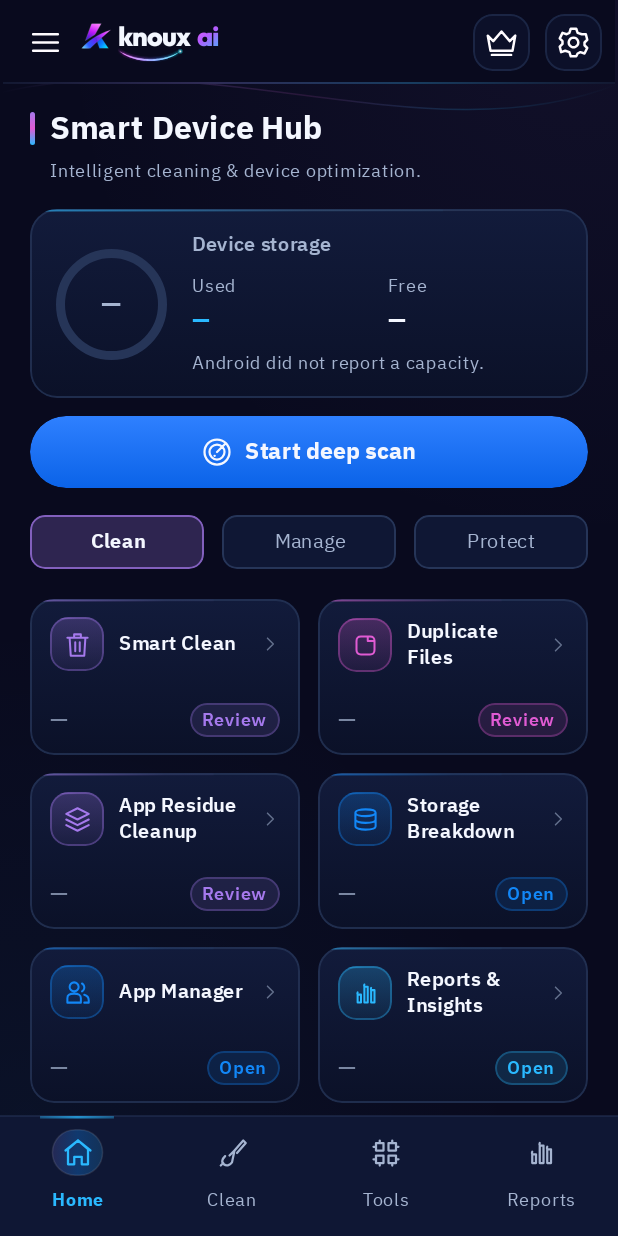
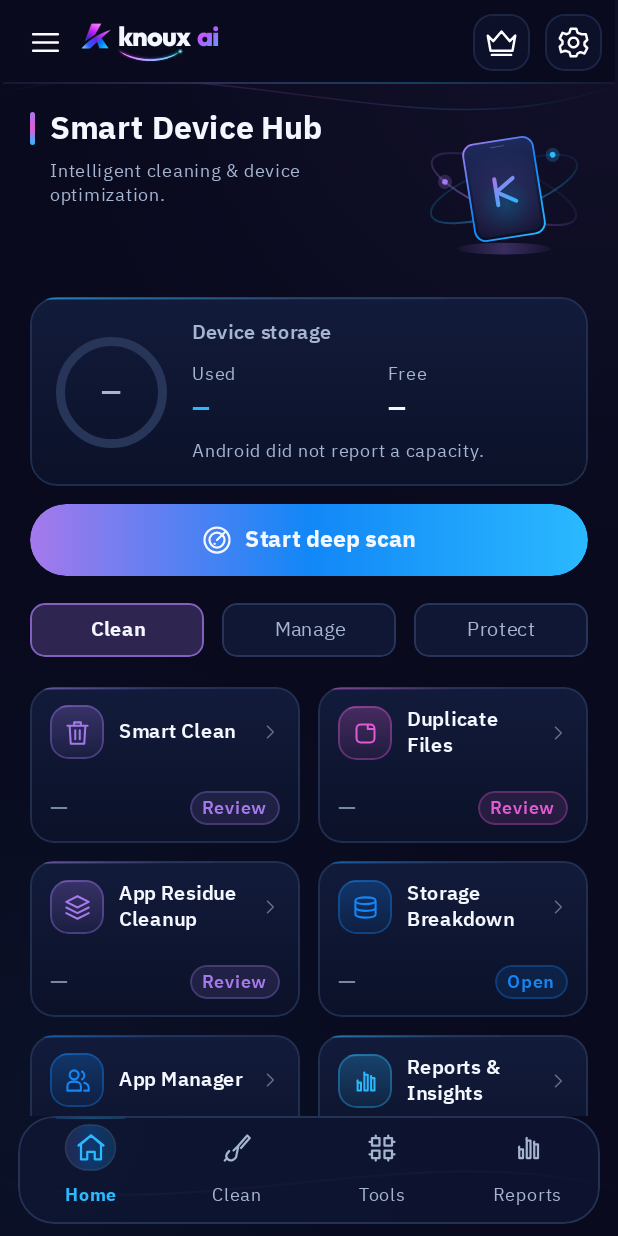
Before and after one commit to daynightae-cmyk/KNOUX-AI, an Android app built with Jetpack Compose: the @Preview function PhonePreview, on a phone screen of 412 x 824 dp. Run offline under Robolectric (Android 15) with nearby library versions, the phone set to English and light mode, and no system bars; our stand-ins replace Room's generated code.

Commit message:
wip(ui): preserve interrupted session work — DeviceHero, sequenced nav handoff, inset dock tray, brand CTA gradient
Checkpoint of unique uncommitted work found on takeover: home device
instrument, overlap-free route handoff, LTR-pinned utility chrome, inset
rounded dock, violet-blue-cyan primary surface. Preserved before the
observatory visual completion pass.

```diff
--- /dev/null
+++ b/app/src/main/java/com/knoux/ai/HeroInstrument.kt
@@ -0,0 +1,159 @@
+package com.knoux.ai
+
+import androidx.compose.animation.core.LinearEasing
+import androidx.compose.animation.core.RepeatMode
+import androidx.compose.animation.core.animateFloat
+import androidx.compose.animation.core.infiniteRepeatable
+import androidx.compose.animation.core.rememberInfiniteTransition
+import androidx.compose.animation.core.tween
+import androidx.compose.foundation.Canvas
+import androidx.compose.runtime.Composable
+import androidx.compose.runtime.getValue
+import androidx.compose.ui.Modifier
+import androidx.compose.ui.geometry.CornerRadius
+import androidx.compose.ui.geometry.Offset
+import androidx.compose.ui.geometry.Size
+import androidx.compose.ui.graphics.Brush
+import androidx.compose.ui.graphics.Color
+import androidx.compose.ui.graphics.Path
+import androidx.compose.ui.graphics.StrokeCap
+import androidx.compose.ui.graphics.drawscope.Stroke
+import androidx.compose.ui.graphics.drawscope.rotate
+import androidx.compose.ui.unit.dp
+import kotlin.math.cos
+import kotlin.math.sin
+
+/**
+ * The hub's device instrument.
+ *
+ * It is drawn, not photographed: a lit handset held inside two orbit rings whose
+ * satellites carry the brand's two colours. Nothing here encodes a measurement,
+ * so the artwork stays decorative — a real figure is always printed as a number
+ * beside it, never implied by the drawing.
+ *
+ * Motion is a slow orbit drift. It is dropped entirely when the customer turns
+ * motion off, leaving a composed still frame rather than a frozen animation.
+ */
+@Composable
+internal fun DeviceHero(modifier: Modifier = Modifier) {
+    val motion = LocalPreviewMotion.current
+    val drift = if (motion) {
+        val transition = rememberInfiniteTransition(label = "hero orbit")
+        transition.animateFloat(
+            0f, 360f,
+            infiniteRepeatable(tween(18_000, easing = LinearEasing), RepeatMode.Restart),
+            label = "orbit angle",
+        )
+    } else null
+    val angle = drift?.value ?: 318f
+
+    // Decorative: the instrument states no measurement, so it exposes no reading.
+    Canvas(modifier) {
+        val w = size.width
+        val h = size.height
+        val cx = w * 0.50f
+        val cy = h * 0.50f
+        val ringR = w * 0.46f
+
+        // Floor light: the instrument sits on a pool of the brand, not in a void.
+        drawOval(
+            Brush.radialGradient(
+                listOf(NativePalette.violet.copy(alpha = .30f), Color.Transparent),
+                center = Offset(cx, h * 0.855f),
+                radius = w * 0.34f,
+            ),
+            topLeft = Offset(cx - w * 0.28f, h * 0.82f),
+            size = Size(w * 0.56f, h * 0.07f),
+        )
+
+        // Two tilted orbits, each with one travelling satellite. The rings are drawn
+        // bright enough to read as rails, so the satellites sit on a visible path.
+        listOf(-20f to NativePalette.cyan, 22f to NativePalette.violet).forEachIndexed { index, (tilt, tint) ->
+            rotate(tilt, pivot = Offset(cx, cy)) {
+                drawOval(
+                    Brush.sweepGradient(
+                        listOf(
+                            tint.copy(alpha = .10f),
+                            tint.copy(alpha = .85f),
+                            tint.copy(alpha = .20f),
+                            Color.Transparent,
+                            tint.copy(alpha = .10f),
+                        ),
+                        center = Offset(cx, cy),
+                    ),
+                    topLeft = Offset(cx - ringR, cy - ringR * 0.30f),
+                    size = Size(ringR * 2f, ringR * 0.60f),
+                    style = Stroke(width = w * 0.012f, cap = StrokeCap.Round),
+                )
+                val satellite = angle + if (index == 0) 0f else 180f
+                val sx = cx + ringR * cos(Math.toRadians(satellite.toDouble())).toFloat()
+                val sy = cy + ringR * 0.30f * sin(Math.toRadians(satellite.toDouble())).toFloat()
+                drawCircle(tint.copy(alpha = .22f), w * 0.042f, Offset(sx, sy))
+                drawCircle(tint, w * 0.017f, Offset(sx, sy))
+            }
+        }
+
+        // The handset: a lit slab with a gradient rim and a real screen inset.
+        rotate(-9f, pivot = Offset(cx, cy)) {
+            val bodyW = w * 0.42f
+            val bodyH = h * 0.58f
+            val body = Offset(cx - bodyW / 2f, cy - bodyH / 2f)
+            val screen = CornerRadius(w * 0.065f, w * 0.065f)
+            drawRoundRect(
+                Brush.verticalGradient(
+                    listOf(Color(0xFF1E2A5C), Color(0xFF0A0F26)),
+                    startY = body.y, endY = body.y + bodyH,
+                ),
+                topLeft = body, size = Size(bodyW, bodyH), cornerRadius = screen,
+            )
+            drawRoundRect(
+                Brush.linearGradient(
+                    listOf(NativePalette.violet, NativePalette.blue, NativePalette.cyan),
+                    start = Offset(body.x, body.y), end = Offset(body.x + bodyW, body.y + bodyH),
+                ),
+                topLeft = body, size = Size(bodyW, bodyH), cornerRadius = screen,
+                style = Stroke(width = w * 0.011f),
+            )
+            // Screen bloom, cast from the lower edge like the reference field.
+            val inset = w * 0.020f
+            drawRoundRect(
+                Brush.radialGradient(
+                    listOf(NativePalette.cyan.copy(alpha = .26f), NativePalette.violet.copy(alpha = .10f), Color.Transparent),
+                    center = Offset(cx, cy + bodyH * 0.16f),
+                    radius = bodyW * 0.80f,
+                ),
+                topLeft = Offset(body.x + inset, body.y + inset),
+                size = Size(bodyW - inset * 2f, bodyH - inset * 2f),
+                cornerRadius = CornerRadius(w * 0.050f, w * 0.050f),
+            )
+            // Earpiece slot: one honest hardware detail, so the slab reads as a handset.
+            drawRoundRect(
+                Color.White.copy(alpha = .22f),
+                topLeft = Offset(cx - bodyW * 0.10f, body.y + bodyH * 0.055f),
+                size = Size(bodyW * 0.20f, bodyH * 0.010f),
+                cornerRadius = CornerRadius(w * 0.006f, w * 0.006f),
+            )
+            // The traced K, at the scale of a mark rather than a logo lockup.
+            val kx = cx
+            val ky = cy + bodyH * 0.02f
+            val stem = bodyH * 0.135f
+            val mark = Path().apply {
+                moveTo(kx - bodyW * 0.115f, ky - stem)
+                lineTo(kx - bodyW * 0.115f, ky + stem)
+                moveTo(kx - bodyW * 0.115f, ky)
+                lineTo(kx + bodyW * 0.145f, ky - stem * 0.88f)
+                moveTo(kx - bodyW * 0.115f, ky)
+                lineTo(kx + bodyW * 0.145f, ky + stem * 0.88f)
+            }
+            drawPath(
+                mark,
+                Brush.linearGradient(
+                    listOf(NativePalette.violet, NativePalette.cyan),
+                    start = Offset(kx - bodyW * 0.115f, ky - stem),
+                    end = Offset(kx + bodyW * 0.145f, ky + stem),
+                ),
+                style = Stroke(width = w * 0.024f, cap = StrokeCap.Round),
+            )
+        }
+    }
+}
--- a/app/src/main/java/com/knoux/ai/KnouxComponents.kt
+++ b/app/src/main/java/com/knoux/ai/KnouxComponents.kt
@@ -363,7 +363,11 @@ internal fun AccentButton(action: Action, modifier: Modifier = Modifier, primary
     } else null
     val surface = when {
         native && primary && enabled -> Modifier.background(
-            Brush.verticalGradient(listOf(Color(0xFF2F80FF), Color(0xFF0B63E8))),
+            // Approved primary action: the brand runs violet into blue into cyan
+            // across the pill, left to right, matching the reference CTA.
+            Brush.horizontalGradient(
+                listOf(NativePalette.violet, NativePalette.blue, NativePalette.cyan),
+            ),
             RoundedCornerShape(28.dp),
         )
         native && enabled -> Modifier.background(NativePalette.card)
--- a/app/src/main/java/com/knoux/ai/KnouxScaffold.kt
+++ b/app/src/main/java/com/knoux/ai/KnouxScaffold.kt
@@ -225,7 +225,10 @@ internal fun PrimaryAction(action: Action, enabled: Boolean = true, onClick: ()
     val fill = when {
         !enabled -> Modifier.background(if (native) NativePalette.raised else KnouxColors.surfaceVariant)
         native -> Modifier.background(
-            Brush.verticalGradient(listOf(Color(0xFF2F80FF), Color(0xFF0B63E8)))
+            // Same primary surface as AccentButton: violet into blue into cyan.
+            Brush.horizontalGradient(
+                listOf(NativePalette.violet, NativePalette.blue, NativePalette.cyan),
+            )
         )
         else -> Modifier.primarySurface(null, null)
     }
--- a/app/src/main/java/com/knoux/ai/MainActivity.kt
+++ b/app/src/main/java/com/knoux/ai/MainActivity.kt
@@ -23,12 +23,12 @@ import androidx.compose.animation.EnterTransition
 import androidx.compose.animation.ExitTransition
 import androidx.compose.animation.animateColorAsState
 import androidx.compose.animation.core.Animatable
+import androidx.compose.animation.core.LinearEasing
 import androidx.compose.animation.core.animateFloatAsState
 import androidx.compose.animation.core.tween
 import androidx.compose.animation.fadeIn
 import androidx.compose.animation.fadeOut
 import androidx.compose.animation.scaleIn
-import androidx.compose.animation.scaleOut
 import androidx.compose.animation.slideInHorizontally
 import androidx.compose.foundation.background
 import androidx.compose.foundation.border
@@ -90,6 +90,13 @@ import kotlin.math.exp
 import kotlin.math.sin
 
 internal val Close = Copy(R.string.k_close)
+
+/**
+ * Duration, in milliseconds, of the exit leg of a route handoff. The incoming
+ * route holds at alpha 0 for exactly this long, so the two pages are never both
+ * visible. Keep this in step with the exit transitions in the NavHost below.
+ */
+private const val HandoffMillis = 110
 
 internal data class DebugVisit(val page: Page, val number: Int, val still: Boolean)
 internal class PreviewPreferences(private val state: SavedStateHandle) : ViewModel() {
@@ -437,23 +444,32 @@ private fun KnouxAppScaffold(
                     KnouxTopBar(page, { headerSheet = HeaderSheet.MENU }, back, { headerSheet = HeaderSheet.PRO },
                         { headerSheet = HeaderSheet.SETTINGS })
                     NavHost(navController = nav, startDestination = Page.HOME.id, modifier = Modifier.weight(1f),
+                        // The routes paint no background of their own, so a conventional
+                        // cross-fade composites two legible screens on top of each other for
+                        // ~200 ms. That is the reported overlap regression. The handoff below
+                        // is sequenced instead: the outgoing page is fully gone before the
+                        // incoming page begins to fade, so at most one screen is ever legible.
                         enterTransition = {
-                            if (!navMotion) EnterTransition.None
-                            else fadeIn(tween(230)) + scaleIn(tween(290), initialScale = 0.96f) +
-                                slideInHorizontally(tween(280)) { it / 20 }
+                            if (!navMotion) EnterTransition.None else {
+                                fadeIn(tween(220, delayMillis = HandoffMillis)) +
+                                    scaleIn(tween(300, delayMillis = HandoffMillis), initialScale = 0.97f) +
+                                    slideInHorizontally(tween(300, delayMillis = HandoffMillis)) { it / 24 }
+                            }
                         },
                         exitTransition = {
                             if (!navMotion) ExitTransition.None
-                            else fadeOut(tween(160)) + scaleOut(tween(180), targetScale = 0.97f)
+                            else fadeOut(tween(HandoffMillis, easing = LinearEasing))
                         },
                         popEnterTransition = {
-                            if (!navMotion) EnterTransition.None
-                            else fadeIn(tween(230)) + scaleIn(tween(290), initialScale = 0.97f) +
-                                slideInHorizontally(tween(280)) { -it / 20 }
+                            if (!navMotion) EnterTransition.None else {
+                                fadeIn(tween(220, delayMillis = HandoffMillis)) +
+                                    scaleIn(tween(300, delayMillis = HandoffMillis), initialScale = 0.98f) +
+                                    slideInHorizontally(tween(300, delayMillis = HandoffMillis)) { -it / 24 }
+                            }
                         },
                         popExitTransition = {
                             if (!navMotion) ExitTransition.None
-                            else fadeOut(tween(160)) + scaleOut(tween(180), targetScale = 0.95f)
+                            else fadeOut(tween(HandoffMillis, easing = LinearEasing))
                         }
                     ) {
                         Page.entries.forEach { target ->
@@ -684,7 +700,10 @@ private fun ProSheet() {
 
 @Composable
 internal fun IconControl(mark: Mark, label: String, tag: String, onClick: () -> Unit, plated: Boolean = false) {
-    val mirror = LocalArabic.current && (mark == Mark.BACK || mark == Mark.NEXT)
+    // Mirroring follows the direction this control is actually laid out in, not the
+    // content language. The utility bar is pinned LTR, so its back arrow must point
+    // left even on the Arabic surface, while mirrored content rows still flip.
+    val mirror = LocalLayoutDirection.current == LayoutDirection.Rtl && (mark == Mark.BACK || mark == Mark.NEXT)
     val interaction = remember { MutableInteractionSource() }
     val pressed by interaction.collectIsPressedAsState()
     val scale by animateFloatAsState(if (pressed) .92f else 1f, tween(110), label = "icon press")
@@ -740,6 +759,11 @@ private fun KnouxTopBar(page: Page, menu: () -> Unit, back: () -> Unit, pro: ()
     BoxWithConstraints(Modifier.fillMaxWidth()) {
         val compactHeader = maxWidth < 460.dp || LocalDensity.current.fontScale > 1.18f
         val barShape = RoundedCornerShape(if (native) 0.dp else 20.dp)
+        // The approved references keep the utility chrome left-to-right even where the
+        // content is Arabic: brand lockup left, Pro beside it, gear at the trailing edge.
+        // Pinning the bar's own direction holds that contract in RTL locales without
+        // mirroring the page content, which keeps its own reading direction.
+        CompositionLocalProvider(LocalLayoutDirection provides LayoutDirection.Ltr) {
         Row(
             Modifier
                 .fillMaxWidth()
@@ -776,7 +800,6 @@ private fun KnouxTopBar(page: Page, menu: () -> Unit, back: () -> Unit, pro: ()
         if (page == Page.HOME) IconControl(Mark.MENU, (Copy(R.string.k_menu)).localized(), "menu", menu)
         else IconControl(Mark.BACK, (Copy(R.string.k_back_2)).localized(), "back", back)
         Box(Modifier.weight(1f), contentAlignment = Alignment.CenterStart) {
-            CompositionLocalProvider(LocalLayoutDirection provides LayoutDirection.Ltr) {
             Row(
                 verticalAlignment = Alignment.CenterVertically,
                 horizontalArrangement = Arrangement.spacedBy(5.dp),
@@ -819,7 +842,6 @@ private fun KnouxTopBar(page: Page, menu: () -> Unit, back: () -> Unit, pro: ()
                 }
             }
         }
-        }
         if (compactHeader) {
             IconControl(Mark.CROWN, (Copy(R.string.k_knoux_ai_pro)).localized(), "pro", pro, plated = true)
         } else if (!LocalRoomy.current) {
@@ -842,6 +864,7 @@ private fun KnouxTopBar(page: Page, menu: () -> Unit, back: () -> Unit, pro: ()
         IconControl(Mark.GEAR, (Copy(R.string.k_settings)).localized(), "settings", settings, plated = true)
         }
         }
+    }
 
     // Dev Access Dialog - triggered by 5 quick taps on the logo
     if (showDevAccess) {
@@ -858,12 +881,14 @@ private fun KnouxBottomNavigation(selected: Page, open: (Page) -> Unit) {
     val native = LocalNativeApp.current
     val notifCounts = SectionNotifier.counts
     val container = if (native) {
-        // Figma bottom dock: one full-width 80dp container, hairline above,
-        // four equal 90dp destinations. It is not a floating glass pill.
-        Modifier.fillMaxWidth().background(NativePalette.card)
-            .drawBehind {
-                drawLine(NativePalette.border, Offset(0f, 0f), Offset(size.width, 0f), strokeWidth = 1f)
-            }
+        // Approved dock: an inset rounded tray, not a flush full-width bar. The side
+        // inset, bottom gap and 24dp radius follow the references; the four destinations
+        // stay evenly divided inside it and it remains one fixed rail over the content.
+        val tray = RoundedCornerShape(24.dp)
+        Modifier.fillMaxWidth().padding(start = 12.dp, end = 12.dp, bottom = 8.dp)
+            .clip(tray)
+            .background(NativePalette.card.copy(alpha = .78f), tray)
+            .border(1.dp, NativePalette.border.copy(alpha = .90f), tray)
     } else Modifier.fillMaxWidth().padding(horizontal = 10.dp, vertical = 5.dp).glass(25)
     Row(container.selectableGroup().padding(if (native) 0.dp else 3.dp),
         horizontalArrangement = if (native) Arrangement.spacedBy(0.dp) else Arrangement.spacedBy(2.dp)) {
@@ -880,7 +905,7 @@ private fun KnouxBottomNavigation(selected: Page, open: (Page) -> Unit) {
             )
             val iconScale by animateFloatAsState(if (active && !native) 1.05f else 1f, tween(230), label = "tab icon")
             Column(
-                Modifier.weight(1f).heightIn(min = if (native) 80.dp else 48.dp)
+                Modifier.weight(1f).heightIn(min = if (native) 72.dp else 48.dp)
                     .testTag("tab-${tab.id}")
                     .clip(RoundedCornerShape(if (native) 0.dp else 20.dp))
                     .drawBehind {
@@ -949,7 +974,7 @@ private fun KnouxBottomNavigation(selected: Page, open: (Page) -> Unit) {
                     tabTitle(tab).localized(), 11, tone,
                     if (active) FontWeight.Bold else FontWeight.Normal,
                     align = TextAlign.Center,
-                    modifier = Modifier.padding(top = if (native) 3.dp else 0.dp, bottom = if (native) 10.dp else 0.dp),
+                    modifier = Modifier.padding(top = if (native) 3.dp else 0.dp, bottom = if (native) 8.dp else 0.dp),
                 )
             }
         }
--- a/app/src/main/java/com/knoux/ai/MasterScreens.kt
+++ b/app/src/main/java/com/knoux/ai/MasterScreens.kt
@@ -390,10 +390,18 @@ private fun NativeHubScreen(measures: List<HubMeasure>, open: (Page) -> Unit) {
         Modifier.fillMaxSize().verticalScroll(rememberScrollState())
             .padding(horizontal = NativeSpace.edge),
     ) {
-        NativeScreenTitle(
-            Copy(R.string.home_title), Copy(R.string.home_subtitle), "screen-home",
+        // Title and instrument share one band: the wordmark-side text keeps the
+        // reading edge, the drawn device sits on the open side of the field.
+        Row(
             Modifier.fillMaxWidth().padding(top = 14.dp),
-        )
+            verticalAlignment = Alignment.Top,
+        ) {
+            NativeScreenTitle(
+                Copy(R.string.home_title), Copy(R.string.home_subtitle), "screen-home",
+                Modifier.weight(1f),
+            )
+            DeviceHero(Modifier.padding(start = 10.dp).size(112.dp).enterRise(0))
+        }
 
         NativeStorageOverview(
             footprint,
```
Lines whose indentation alone changed are shown as unchanged.
